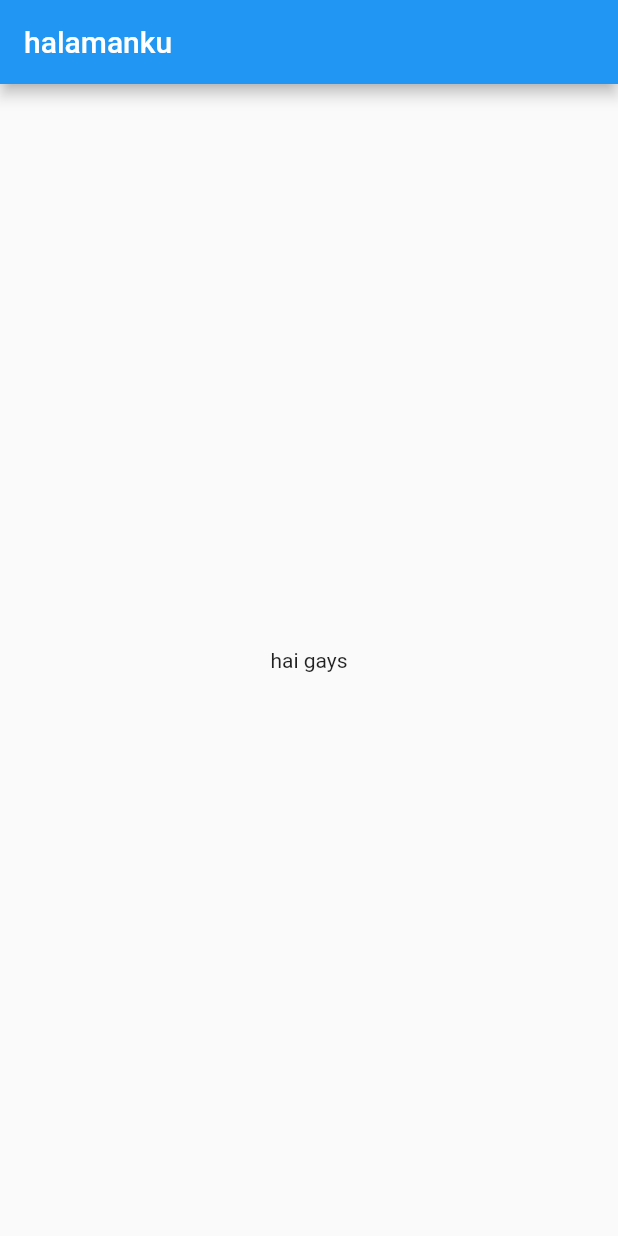
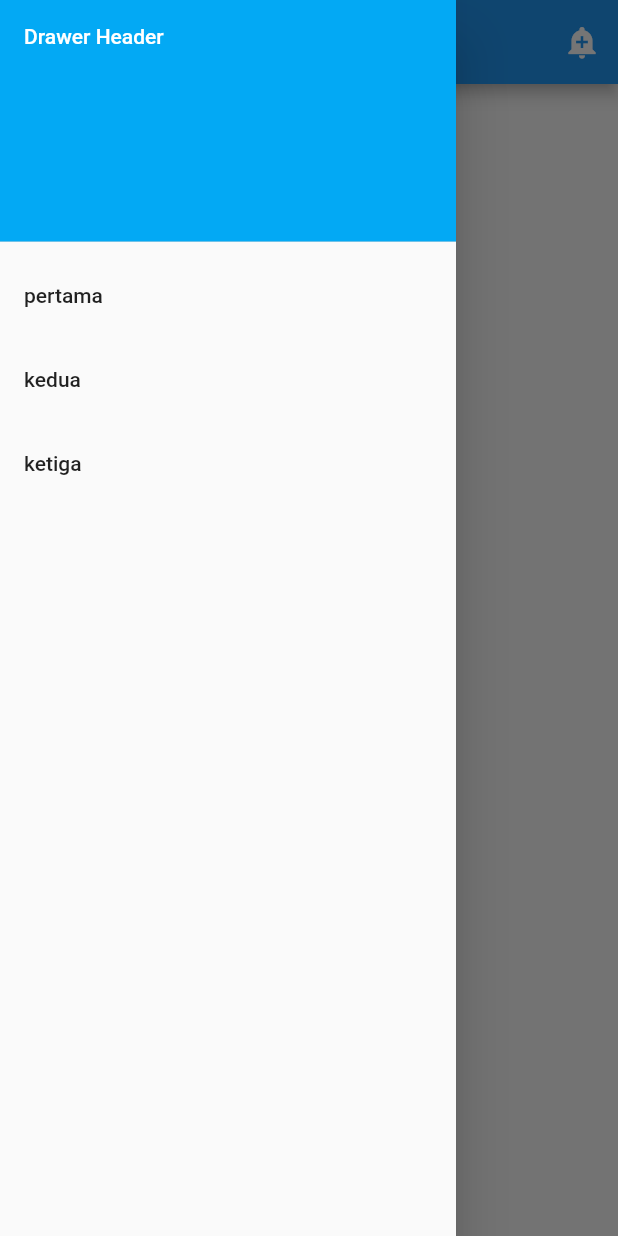
Before and after one commit to BagusSaputro04/pm_pert2_0903, a Flutter app: the screen it shows after launch, with the side drawer open (before the commit the screen has no drawer), on a phone screen of 412 x 824 dp. Run offline on Flutter 3.47's test engine with Material 2 defaults, Android fonts, the phone set to English and light mode, and no system bars.

Commit message:
initial commit

```diff
--- a/lib/main.dart
+++ b/lib/main.dart
@@ -22,11 +22,46 @@ class HomePage extends StatelessWidget {
   @override
   Widget build(BuildContext context) {
     return Scaffold(
+      drawer: Drawer(
+        child: ListView(
+          children: [
+            DrawerHeader(
+              decoration: BoxDecoration(
+                color: Colors.lightBlue,
+              ),
+              child: Text(
+                'Drawer Header',
+                style: TextStyle(color: Colors.white),
+              ),
+            ),
+            ListTile(
+              title: Text("pertama"),
+              onTap: () {},
+            ),
+            ListTile(
+              title: Text("kedua"),
+              onTap: () {},
+            ),
+            ListTile(
+              title: Text("ketiga"),
+              onTap: () {},
+            ),
+          ],
+        ),
+      ),
       appBar: AppBar(
-        title: Text("halamanku"),
-      ),
-      body: const Center(
-        child: Text("hai gays"),
+        leading: InkWell(child: Icon(Icons.menu), onTap: () {}),
+        title: const Text('AppBAr Demo'),
+        actions: <Widget>[
+          IconButton(
+            icon: const Icon(Icons.add_alert),
+            tooltip: 'Show Snackbar',
+            onPressed: () {
+              ScaffoldMessenger.of(context).showSnackBar(
+                  const SnackBar(content: Text('This is Snackbar')));
+            },
+          )
+        ],
       ),
     );
   }
```
